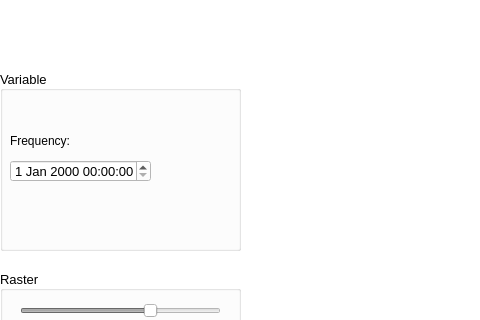
Old version of the form PRAGA/mainwindow.ui in the repository gaowudao/CRITERIA3D; both pictures show x 0 to 480 and y 170 to 490 of the 1368 by 768 pixel window.
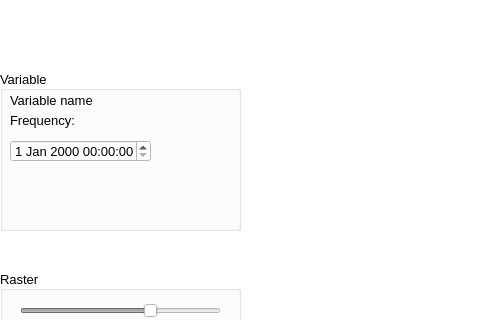
New version of the form.

Commit message: show variables

```diff
--- a/PRAGA/mainwindow.ui
+++ b/PRAGA/mainwindow.ui
@@ -971,7 +971,7 @@
       <x>0</x>
       <y>220</y>
       <width>241</width>
-      <height>181</height>
+      <height>161</height>
      </rect>
     </property>
     <property name="palette">
@@ -1034,9 +1034,9 @@
        <colorrole role="Text">
         <brush brushstyle="SolidPattern">
          <color alpha="255">
-          <red>253</red>
+          <red>0</red>
           <green>0</green>
-          <blue>5</blue>
+          <blue>0</blue>
          </color>
         </brush>
        </colorrole>
@@ -1171,9 +1171,9 @@
        <colorrole role="Text">
         <brush brushstyle="SolidPattern">
          <color alpha="255">
-          <red>253</red>
+          <red>0</red>
           <green>0</green>
-          <blue>5</blue>
+          <blue>0</blue>
          </color>
         </brush>
        </colorrole>
@@ -1392,6 +1392,7 @@
     <property name="font">
      <font>
       <pointsize>10</pointsize>
+      <italic>false</italic>
      </font>
     </property>
     <property name="autoFillBackground">
@@ -1406,8 +1407,8 @@
     <widget class="QWidget" name="widgetColorLegendVariable" native="true">
      <property name="geometry">
       <rect>
-       <x>-1</x>
-       <y>120</y>
+       <x>0</x>
+       <y>100</y>
        <width>241</width>
        <height>50</height>
       </rect>
@@ -1420,27 +1421,64 @@
      <property name="geometry">
       <rect>
        <x>10</x>
-       <y>30</y>
+       <y>20</y>
        <width>211</width>
        <height>21</height>
       </rect>
      </property>
+     <property name="palette">
+      <palette>
+       <active>
+        <colorrole role="WindowText">
+         <brush brushstyle="SolidPattern">
+          <color alpha="255">
+           <red>0</red>
+           <green>0</green>
+           <blue>0</blue>
+          </color>
+         </brush>
+        </colorrole>
+       </active>
+       <inactive>
+        <colorrole role="WindowText">
+         <brush brushstyle="SolidPattern">
+          <color alpha="255">
+           <red>0</red>
+           <green>0</green>
+           <blue>0</blue>
+          </color>
+         </brush>
+        </colorrole>
+       </inactive>
+       <disabled>
+        <colorrole role="WindowText">
+         <brush brushstyle="SolidPattern">
+          <color alpha="255">
+           <red>127</red>
+           <green>127</green>
+           <blue>127</blue>
+          </color>
+         </brush>
+        </colorrole>
+       </disabled>
+      </palette>
+     </property>
      <property name="text">
-      <string/>
+      <string>Variable name</string>
      </property>
     </widget>
     <widget class="QLabel" name="labelFrequency">
      <property name="geometry">
       <rect>
        <x>10</x>
-       <y>60</y>
+       <y>40</y>
        <width>201</width>
        <height>21</height>
       </rect>
      </property>
      <property name="font">
       <font>
-       <pointsize>9</pointsize>
+       <pointsize>10</pointsize>
       </font>
      </property>
      <property name="text">
@@ -1451,7 +1489,7 @@
      <property name="geometry">
       <rect>
        <x>10</x>
-       <y>90</y>
+       <y>70</y>
        <width>141</width>
        <height>22</height>
       </rect>
```
The commit also changes 8 other files.
